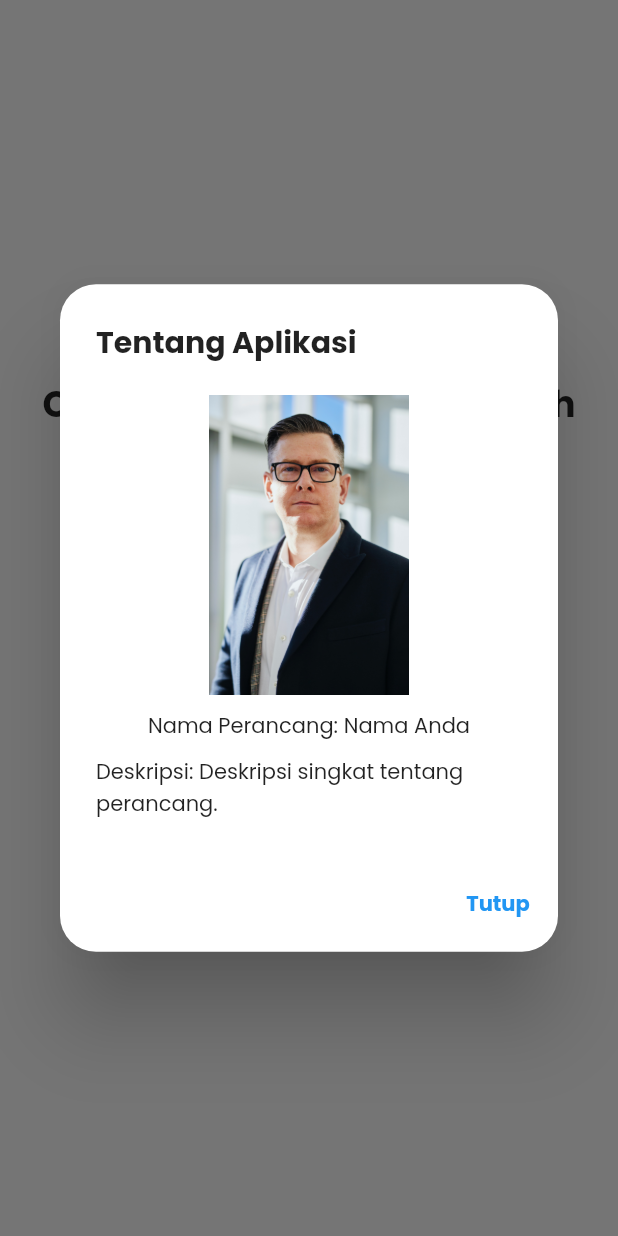
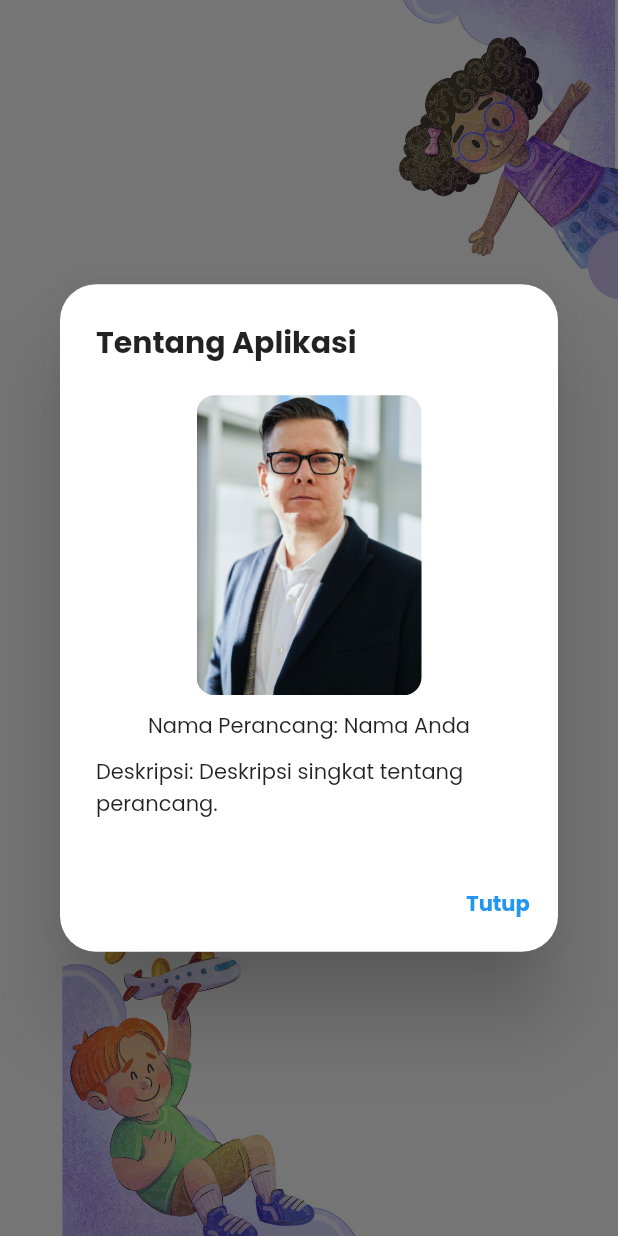
Before and after one commit to WidigdaMukti/LaguDaerah-CeritaRakyat, a Flutter app: the screen it shows after launch, after a tap on "Tentang", on a phone screen of 412 x 824 dp. Run offline on Flutter 3.47's test engine with Material 2 defaults, Android fonts, the light colour scheme and no system bars; our stand-ins replace flutter_svg, google_fonts, youtube_player_flutter; missing offline and left inert: volume_control.

Commit message:
Thrid Commit 1.1

```diff
--- a/lib/handler/tentang_button_handler.dart
+++ b/lib/handler/tentang_button_handler.dart
@@ -16,11 +16,18 @@
         content: Column(
           mainAxisSize: MainAxisSize.min,
           children: <Widget>[
-            ClipRRect(borderRadius: BorderRadius.circular(12)),
-            Image.asset(
-              'assets/perancang.jpg',
-              height: 200,
-              width: 150,
+            Stack(
+              children: [
+                ClipRRect(
+                  borderRadius: BorderRadius.circular(12),
+                  child: Image.asset(
+                    'assets/perancang.jpg',
+                    height: 200,
+                    width: 150,
+                    fit: BoxFit.cover,
+                  ),
+                ),
+              ],
             ),
             SizedBox(height: 10),
             Text(
--- a/lib/home.dart
+++ b/lib/home.dart
@@ -1,9 +1,11 @@
 import 'package:flutter/material.dart';
+import 'package:flutter_svg/flutter_svg.dart';
 import 'menu.dart';
 import 'handler/pengaturan_button_handler.dart';
 import 'handler/tentang_button_handler.dart' as AboutHandler;
 import 'handler/keluar_button_handler.dart';
 import 'package:google_fonts/google_fonts.dart';
+import 'theme.dart';
 
 void main() {
   runApp(MyApp());
@@ -15,6 +17,7 @@
     return MaterialApp(
       debugShowCheckedModeBanner: false,
       home: HomeScreen(),
+      theme: AppTheme.backgroundcolor1(),
     );
   }
 }
@@ -24,35 +27,52 @@
   Widget build(BuildContext context) {
     return Scaffold(
       appBar: AppBar(
-        automaticallyImplyLeading: false, // Menghapus tombol kembali
-        toolbarHeight: 0, // Menghapus AppBar
-        // title: Text('Aplikasi Lagu Daerah & Cerita Rakyat'),
-        // backgroundColor: Colors.green, // Ubah sesuai keinginan Anda
+        automaticallyImplyLeading: false,
+        toolbarHeight: 0,
       ),
       body: Container(
-        color: Colors.white, // Mengubah latar belakang menjadi warna putih
-        // decoration: BoxDecoration(
-        //   image: DecorationImage(
-        //     image: AssetImage(
-        //         'assets/background_image.jpg'), // Ganti dengan gambar latar belakang yang Anda miliki
-        //     fit: BoxFit.cover,
-        //   ),
-        // ),
-        child: Center(
+        // decoration: AppTheme.gradientBackground(),
+        child: Stack(
+          children: [
+            Align(
+              alignment: Alignment.bottomLeft,
+              child: FractionalTranslation(
+                translation: Offset(0.0,
+                    0.03), // Sesuaikan dengan seberapa besar bagian bawah yang ingin dipotong
+                child: SvgPicture.asset(
+                  'assets/kids-1.svg',
+                  width: 280,
+                  height: 280,
+                ),
+              ),
+            ),
+            Align(
+              alignment: Alignment.topRight,
+              child: FractionalTranslation(
+                translation: Offset(0.2,
+                    0.0), // Sesuaikan dengan seberapa besar bagian bawah yang ingin dipotong
+                child: SvgPicture.asset(
+                  'assets/kids-2.svg',
+                  width: 200,
+                  height: 200,
+                ),
+              ),
+            ),
+            Center(
               child: Column(
                 mainAxisAlignment: MainAxisAlignment.center,
                 children: [
-              Text(
-                'Cerita Rakyat & Lagu Daerah',
-                style: GoogleFonts.poppins(
-                  fontSize: 24, // Ganti sesuai ukuran yang Anda inginkan
-                  fontWeight: FontWeight.bold, // Ganti sesuai kebutuhan Anda
+                  SvgPicture.asset(
+                    "assets/title2.svg",
+                    height: 90,
+                    width: 90,
                   ),
-              ),
-              // SvgPicture.asset(
-              //   'assets/home-title.svg', // Ganti dengan path gambar SVG yang sesuai
-              //   width: 100, // Sesuaikan ukuran gambar sesuai keinginan Anda
-              //   height: 100, // Sesuaikan ukuran gambar sesuai keinginan Anda
+                  // Text(
+                  //   'Cerita Rakyat & Lagu Daerah',
+                  //   style: GoogleFonts.poppins(
+                  //     fontSize: 24,
+                  //     fontWeight: FontWeight.bold,
+                  //   ),
                   // ),
                   SizedBox(height: 32),
                   ElevatedButton(
@@ -65,23 +85,20 @@
                     child: Text(
                       'Mulai',
                       style: GoogleFonts.poppins(
-                    fontSize: 16, // Ganti sesuai ukuran yang Anda inginkan
-                    fontWeight: FontWeight.bold, // Ganti sesuai kebutuhan Anda
+                        fontSize: 16,
+                        fontWeight: FontWeight.bold,
                       ),
                     ),
                     style: ElevatedButton.styleFrom(
-                  minimumSize: Size(130, 40),
-                  primary: Colors
-                      .white, // Ganti dengan warna latar belakang yang Anda inginkan
-                  onPrimary: Colors
-                      .black, // Ganti dengan warna teks yang Anda inginkan
+                      minimumSize: Size(200, 50),
+                      primary: Colors.white,
+                      onPrimary: Colors.black,
                       shape: RoundedRectangleBorder(
-                    borderRadius: BorderRadius.circular(
-                        12), // Ganti dengan border radius yang sesuai
+                        borderRadius: BorderRadius.circular(12),
                         side: BorderSide(
                           color: Colors.black,
-                        width:
-                            1), // Ganti dengan warna dan lebar stroke yang sesuai
+                          width: 1,
+                        ),
                       ),
                     ),
                   ),
@@ -91,23 +108,20 @@
                     child: Text(
                       'Pengaturan',
                       style: GoogleFonts.poppins(
-                    fontSize: 16, // Ganti sesuai ukuran yang Anda inginkan
-                    fontWeight: FontWeight.bold, // Ganti sesuai kebutuhan Anda
+                        fontSize: 16,
+                        fontWeight: FontWeight.bold,
                       ),
                     ),
                     style: ElevatedButton.styleFrom(
-                  minimumSize: Size(130, 40),
-                  primary: Colors
-                      .white, // Ganti dengan warna latar belakang yang Anda inginkan
-                  onPrimary: Colors
-                      .black, // Ganti dengan warna teks yang Anda inginkan
+                      minimumSize: Size(200, 50),
+                      primary: Colors.white,
+                      onPrimary: Colors.black,
                       shape: RoundedRectangleBorder(
-                    borderRadius: BorderRadius.circular(
-                        12), // Ganti dengan border radius yang sesuai
+                        borderRadius: BorderRadius.circular(12),
                         side: BorderSide(
                           color: Colors.black,
-                        width:
-                            1), // Ganti dengan warna dan lebar stroke yang sesuai
+                          width: 1,
+                        ),
                       ),
                     ),
                   ),
@@ -117,23 +131,20 @@
                     child: Text(
                       'Tentang',
                       style: GoogleFonts.poppins(
-                    fontSize: 16, // Ganti sesuai ukuran yang Anda inginkan
-                    fontWeight: FontWeight.bold, // Ganti sesuai kebutuhan Anda
+                        fontSize: 16,
+                        fontWeight: FontWeight.bold,
                       ),
                     ),
                     style: ElevatedButton.styleFrom(
-                  minimumSize: Size(130, 40),
-                  primary: Colors
-                      .white, // Ganti dengan warna latar belakang yang Anda inginkan
-                  onPrimary: Colors
-                      .black, // Ganti dengan warna teks yang Anda inginkan
+                      minimumSize: Size(200, 50),
+                      primary: Colors.white,
+                      onPrimary: Colors.black,
                       shape: RoundedRectangleBorder(
-                    borderRadius: BorderRadius.circular(
-                        12), // Ganti dengan border radius yang sesuai
+                        borderRadius: BorderRadius.circular(12),
                         side: BorderSide(
                           color: Colors.black,
-                        width:
-                            1), // Ganti dengan warna dan lebar stroke yang sesuai
+                          width: 1,
+                        ),
                       ),
                     ),
                   ),
@@ -142,36 +153,34 @@
                     onPressed: () async {
                       bool exit = await showExitConfirmationDialog(context);
                       if (exit) {
-                    // Keluar dari aplikasi
                         Navigator.of(context).pop();
                       }
                     },
                     child: Text(
                       'Keluar',
                       style: GoogleFonts.poppins(
-                    fontSize: 16, // Ganti sesuai ukuran yang Anda inginkan
-                    fontWeight: FontWeight.bold, // Ganti sesuai kebutuhan Anda
+                        fontSize: 16,
+                        fontWeight: FontWeight.bold,
                       ),
                     ),
                     style: ElevatedButton.styleFrom(
-                  minimumSize: Size(130, 40),
-                  primary: Colors
-                      .white, // Ganti dengan warna latar belakang yang Anda inginkan
-                  onPrimary: Colors
-                      .black, // Ganti dengan warna teks yang Anda inginkan
+                      minimumSize: Size(200, 50),
+                      primary: Colors.white,
+                      onPrimary: Colors.black,
                       shape: RoundedRectangleBorder(
-                    borderRadius: BorderRadius.circular(
-                        12), // Ganti dengan border radius yang sesuai
+                        borderRadius: BorderRadius.circular(12),
                         side: BorderSide(
                           color: Colors.black,
-                        width:
-                            1), // Ganti dengan warna dan lebar stroke yang sesuai
+                          width: 1,
+                        ),
                       ),
                     ),
                   ),
                 ],
               ),
             ),
+          ],
+        ),
       ),
     );
   }
--- /dev/null
+++ b/lib/theme.dart
@@ -0,0 +1,22 @@
+import 'package:flutter/material.dart';
+
+class AppTheme {
+  static ThemeData backgroundcolor1() {
+    return ThemeData(
+      scaffoldBackgroundColor: Color(0xffFFFFFF),
+    );
+  }
+
+  static BoxDecoration gradientBackground() {
+    return BoxDecoration(
+      gradient: LinearGradient(
+        begin: Alignment.bottomRight,
+        end: Alignment.topLeft,
+        colors: [
+          Color(0xffE0E0E0),
+          Color(0xfffdfbfb),
+        ], // Sesuaikan warna sesuai keinginan Anda
+      ),
+    );
+  }
+}
```
Also changed, not shown: lib/detail_cerita.dart (+19 -3 lines), lib/handler/vidio_handler.dart (+4 -5 lines), lib/menu.dart (+68 -16 lines), assets/back-home.png (deleted), assets/home-title.svg (deleted), assets/kids-1.svg (added), assets/kids-2.svg (added), assets/kids-3.svg (added), assets/title1.svg (added), assets/title2.svg (added), 2 other files. Lines whose indentation alone changed are shown as unchanged.
